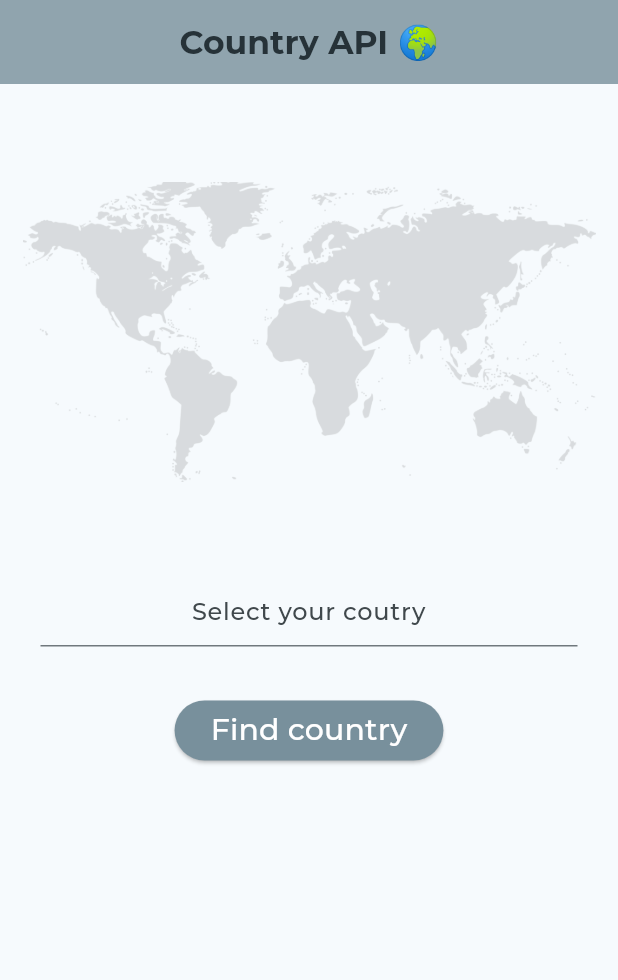
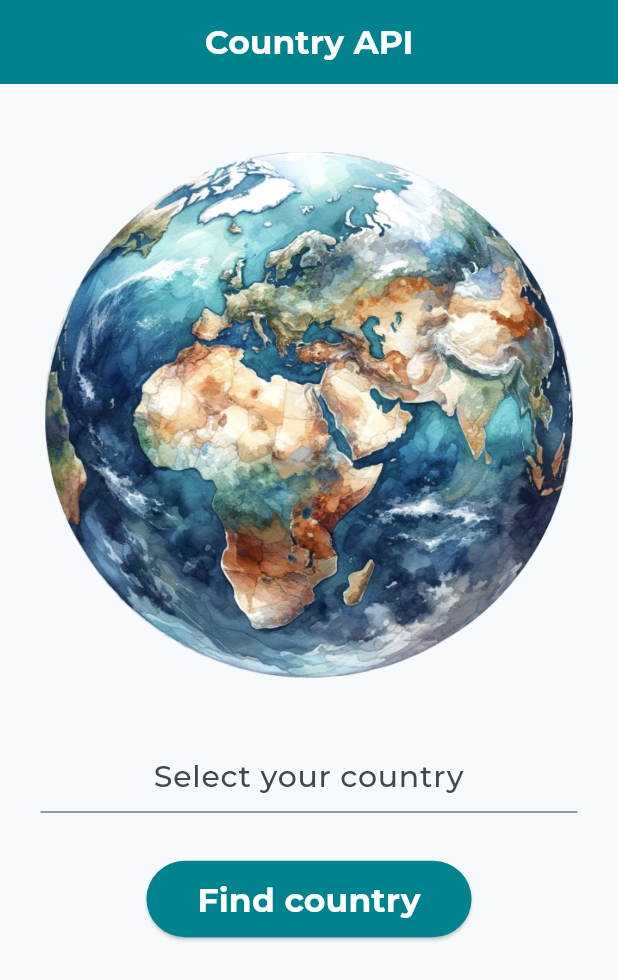
Before and after one commit to anastasiiaal/api_app_flutter, a Flutter app: the screen it shows after launch, on a phone screen of 412 x 824 dp. Shown: the top 980 px of the screen. Run offline on Flutter 3.47's test engine with Material 3 defaults, Android fonts, the phone set to English and light mode, and no system bars.

Commit message:
modify front end

```diff
--- a/lib/ui/country_page.dart
+++ b/lib/ui/country_page.dart
@@ -44,8 +44,8 @@ class CountryPageState extends State<CountryPage> {
     return Scaffold(
       backgroundColor: Colors.blueGrey[30],
       appBar: AppBar(
-        backgroundColor: Colors.blueGrey[300],
-        title: Text(widget.country.countryName, style: TextStyle(fontWeight: FontWeight.bold, color: Colors.blueGrey[900])),
+        backgroundColor: Colors.cyan[800],
+        title: Text(widget.country.countryName, style: const TextStyle(fontWeight: FontWeight.bold, color: Colors.white)),
         centerTitle: true,
       ),
       body: SingleChildScrollView(
--- a/lib/ui/home_page.dart
+++ b/lib/ui/home_page.dart
@@ -25,8 +25,8 @@ class HomePageState extends State<HomePage> {
 
     return Scaffold(
       appBar: AppBar(
-        backgroundColor: Colors.blueGrey[300],
-        title: Text('Country API 🌍', style: TextStyle(fontWeight: FontWeight.bold, color: Colors.blueGrey[900])),
+        backgroundColor: Colors.cyan[800],
+        title: const Text('Country API', style: TextStyle(fontWeight: FontWeight.bold, color: Colors.white)),
         centerTitle: true,
       ),
       body: SingleChildScrollView(
@@ -34,37 +34,46 @@ class HomePageState extends State<HomePage> {
             padding: const EdgeInsets.all(15.0),
             child: Column(
               children: [
-                const SizedBox(height: 50),
+                const SizedBox(height: 30),
                 SizedBox(
-                  width: width - 30,
-                  height: 200,
+                  width: width - 60,
                   child: Image.asset(
-                    'images/world_map.png',
+                    'images/globe.png',
                     fit: BoxFit.cover,
                   ),
                 ),
-                const SizedBox(height: 50),
-                customTextField(controller: searchEditingController, hint: "Select your coutry", edgeInsets: const EdgeInsets.all(12.0)),
+                const SizedBox(height: 30),
+                customTextField(controller: searchEditingController, hint: "Select your country", edgeInsets: const EdgeInsets.all(12.0)),
                 const SizedBox(height: 20),
                 ElevatedButton(
                   onPressed: () async {
-                    Country country = await fetchCountryData(searchEditingController.text);
-                    Navigator.of(context).push(
-                      MaterialPageRoute(builder: (BuildContext context) => CountryPage(country: country)), // Retirez le const ici
-                    );
+                    try {
+                      Country country = await fetchCountryData(searchEditingController.text);
+                      Navigator.of(context).push(
+                        MaterialPageRoute(builder: (BuildContext context) => CountryPage(country: country)),
+                      );
+                    } catch (e) {
+                      ScaffoldMessenger.of(context).showSnackBar(
+                        SnackBar(content: Text(e.toString(), textAlign: TextAlign.center,)),
+                      );
+                    }
                   },
                   style: ButtonStyle(
-                    backgroundColor: MaterialStatePropertyAll(Colors.blueGrey[400]),
+                    backgroundColor: MaterialStatePropertyAll(Colors.cyan[800]),
                     shape: MaterialStatePropertyAll(
                       RoundedRectangleBorder(
-                        borderRadius: BorderRadius.circular(20.0),
+                        borderRadius: BorderRadius.circular(50.0),
                       ),
                     ),
                   ),
-                  child: const Text('Find country', style: TextStyle(
-                      color: Colors.white,
-                      fontSize: 20
-                  )),
+                  child: const Padding(
+                    padding: EdgeInsets.all(10.0),
+                    child: Text('Find country', style: TextStyle(
+                        color: Colors.white,
+                        fontSize: 22,
+                        fontWeight: FontWeight.bold
+                    )),
+                  ),
                 ),
               ],
             ),
@@ -81,6 +90,7 @@ class HomePageState extends State<HomePage> {
     return Padding(
       padding: edgeInsets,
       child: TextField(
+        style: const TextStyle(fontSize: 20),
         controller: controller,
         textAlign: TextAlign.center,
         decoration: InputDecoration(hintText: hint),
--- a/lib/utils/fetch_country_data.dart
+++ b/lib/utils/fetch_country_data.dart
@@ -27,6 +27,6 @@ Future<Country> fetchCountryData(String countryName) async {
       throw Exception('No country found');
     }
   } else {
-    throw Exception('Problem fetching data');
+    throw Exception('No country found');
   }
 }
```
Also changed, not shown: images/app2.jpg (added), images/globe.png (added).
